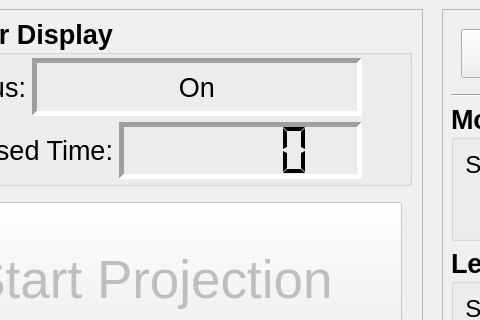
The window that src/jetsonDisplay/spaceCalMW.ui (twaddellberkeley/SpaceCAL) describes before a commit, drawn with Qt 5; both pictures show x 127 to 607 and y 0 to 320 of the 1024 by 600 pixel window.
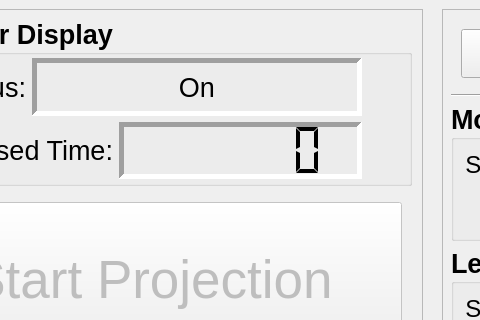
The same window after the commit.

```diff
--- a/src/jetsonDisplay/spaceCalMW.ui
+++ b/src/jetsonDisplay/spaceCalMW.ui
@@ -187,7 +187,7 @@
                <number>5</number>
               </property>
               <property name="digitCount">
-               <number>5</number>
+               <number>6</number>
               </property>
               <property name="segmentStyle">
                <enum>QLCDNumber::Flat</enum>
```
